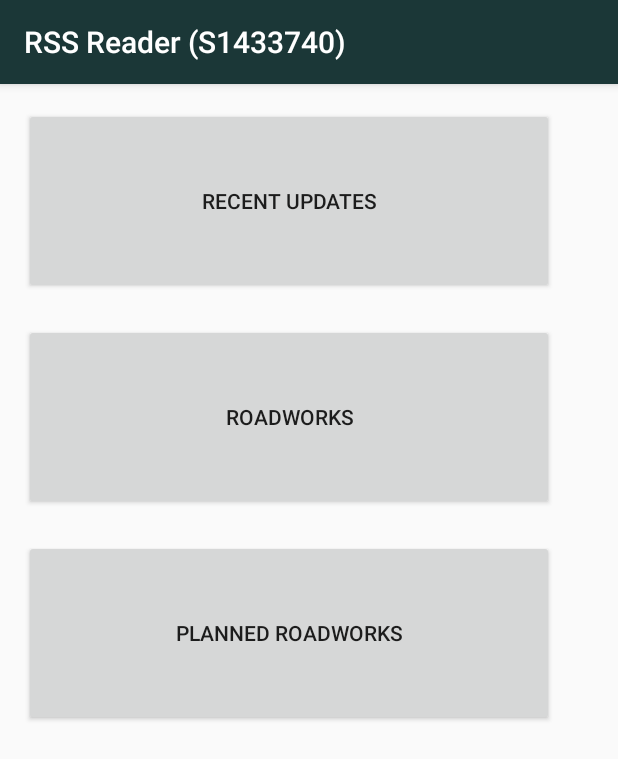
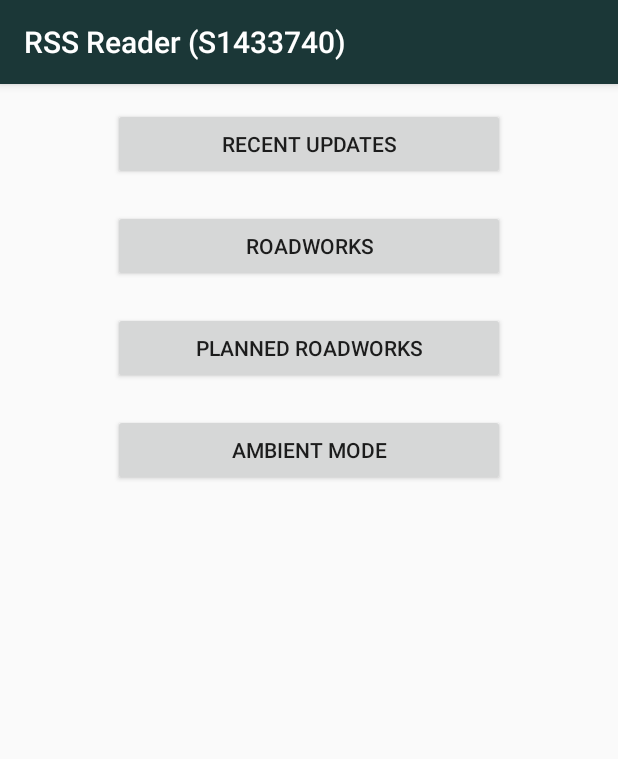
Before and after one commit to kbrawley95/Mobile-Device-Programming, an Android app: the screen it shows after launch (MainMenu), on a phone screen of 412 x 824 dp. Shown: the top 759 px of the screen. Run offline under Robolectric (Android 15) with nearby library versions, the phone set to English and light mode, and no system bars.

Commit message:
Ambient Mode (First Prototype)

```diff
--- a/TrafficRSSProject(XMLPullParser)/app/src/main/java/com/example/kieran/trafficrssprojectxmlpullparser/MainMenu.java
+++ b/TrafficRSSProject(XMLPullParser)/app/src/main/java/com/example/kieran/trafficrssprojectxmlpullparser/MainMenu.java
@@ -17,6 +17,7 @@ public class MainMenu extends AppCompatActivity {
     Button recentUpdatesButton;
     Button currentRoadworks;
     Button plannedRoadworks;
+    Button ambientMode;
 
     @Override
     protected void onCreate(Bundle savedInstanceState) {
@@ -53,6 +54,15 @@ public class MainMenu extends AppCompatActivity {
             }
         });
 
+        ambientMode=(Button)findViewById(R.id.ambientModeButton);
+        ambientMode.setOnClickListener(new View.OnClickListener() {
+            @Override
+            public void onClick(View v) {
+                Intent i=new Intent(MainMenu.this,AmbientMode.class);
+                startActivity(i);
+            }
+        });
+
 
     }
 
--- a/TrafficRSSProject(XMLPullParser)/app/src/main/res/layout/content_main_menu.xml
+++ b/TrafficRSSProject(XMLPullParser)/app/src/main/res/layout/content_main_menu.xml
@@ -15,8 +15,8 @@
 
     <Button
         style="?android:attr/buttonStyleSmall"
-        android:layout_width="353dp"
-        android:layout_height="124dp"
+        android:layout_width="261dp"
+        android:layout_height="wrap_content"
         android:id="@+id/recentUpdatesButton"
         android:text="@string/recentUpdatesButton"
         android:layout_above="@+id/plannedRoadworks"
@@ -24,11 +24,12 @@
         android:layout_marginBottom="20dp"
         android:layout_alignParentStart="true"
         android:layout_row="0"
-        android:layout_column="0" />
+        android:layout_column="0"
+        android:layout_gravity="center_horizontal" />
 
     <Button
-        android:layout_width="353dp"
-        android:layout_height="124dp"
+        android:layout_width="261dp"
+        android:layout_height="wrap_content"
         android:text="@string/searchButton"
         android:id="@+id/currentRoadworks"
         android:textAlignment="center"
@@ -38,18 +39,31 @@
         android:layout_above="@+id/recentUpdatesButton"
         android:layout_marginBottom="20dp"
         android:layout_row="1"
-        android:layout_column="0" />
+        android:layout_column="0"
+        android:layout_gravity="center_horizontal" />
 
     <Button
-        android:layout_width="353dp"
-        android:layout_height="124dp"
+        android:layout_width="261dp"
+        android:layout_height="wrap_content"
         android:text="@string/plannedRoadworks"
         android:id="@+id/plannedRoadworks"
         android:textAlignment="center"
         android:layout_centerVertical="true"
         android:layout_alignStart="@+id/recentUpdatesButton"
         android:layout_alignEnd="@+id/recentUpdatesButton"
+        android:layout_marginBottom="20dp"
         android:layout_row="2"
-        android:layout_column="0" />
+        android:layout_column="0"
+        android:layout_gravity="center_horizontal" />
+
+    <Button
+        android:layout_width="261dp"
+        android:layout_height="wrap_content"
+        android:text="@string/ambientModeButtonText"
+        android:id="@+id/ambientModeButton"
+        android:textAlignment="center"
+        android:layout_row="3"
+        android:layout_column="0"
+        android:layout_gravity="center_horizontal" />
 
 </GridLayout>
--- a/TrafficRSSProject(XMLPullParser)/app/src/main/res/values/strings.xml
+++ b/TrafficRSSProject(XMLPullParser)/app/src/main/res/values/strings.xml
@@ -14,4 +14,6 @@
     <string name="plannedRoadworks">Planned Roadworks</string>
     <string name="title_activity_planned_roadworks">Planned Roadworks (S1433740)</string>
     <string name="title_activity_current_roadworks">CurrentRoadworks (S1433740)</string>
+    <string name="title_activity_ambient_mode">AmbientMode</string>
+    <string name="ambientModeButtonText">Ambient Mode</string>
 </resources>
```
Also changed, not shown: TrafficRSSProject(XMLPullParser)/app/src/main/AndroidManifest.xml (+5 -2 lines), TrafficRSSProject(XMLPullParser)/app/src/main/java/com/example/kieran/trafficrssprojectxmlpullparser/AmbientMode.java (added, +199 -0 lines), TrafficRSSProject(XMLPullParser)/app/src/main/java/com/example/kieran/trafficrssprojectxmlpullparser/RSSAdapter.java (+9 -2 lines), TrafficRSSProject(XMLPullParser)/app/src/main/res/layout/activity_ambient_mode.xml (added, +26 -0 lines), TrafficRSSProject(XMLPullParser)/app/src/main/res/layout/content_ambient_mode.xml (added, +30 -0 lines), TrafficRSSProject(XMLPullParser)/app/src/main/res/menu/menu_main.xml (+2 -6 lines).
